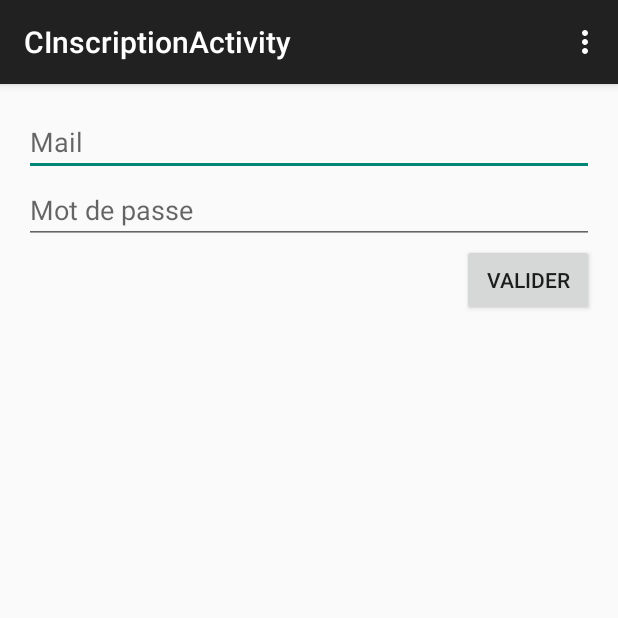
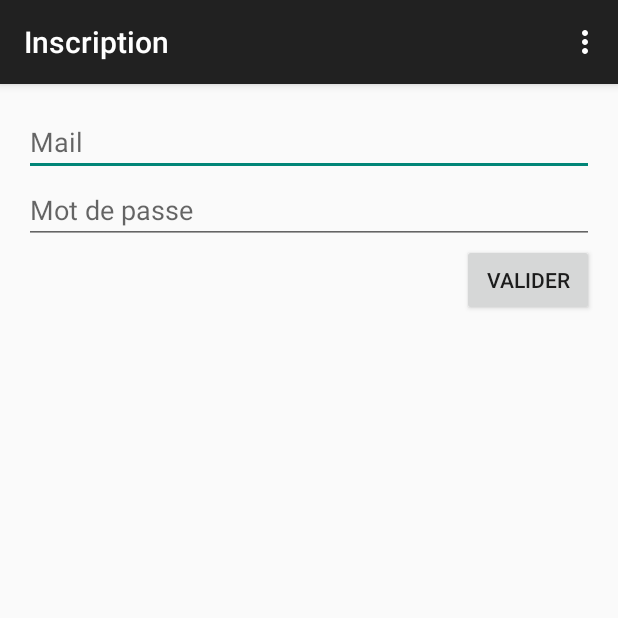
Before and after one commit to Smaylis13/ProjetM1, an Android app: the screen it shows after launch (CSubActivity), after a tap on an icon or button, on a phone screen of 412 x 824 dp, the top half of it. Run offline under Robolectric (Android 15) with nearby library versions, the phone set to English and light mode, and no system bars.

Commit message:
remplacement de ActionBarActivity (deprecated) par AppCompatActivity

```diff
--- a/Android/G3Vote/app/build.gradle
+++ b/Android/G3Vote/app/build.gradle
@@ -2,7 +2,7 @@ apply plugin: 'com.android.application'
 
 android {
     compileSdkVersion 21
-    buildToolsVersion "21.1.1"
+    buildToolsVersion "21.1.2"
 
     defaultConfig {
         applicationId "fr.univtln.m1dapm.g3.g3vote"
@@ -21,5 +21,5 @@ android {
 
 dependencies {
     compile fileTree(dir: 'libs', include: ['*.jar'])
-    compile 'com.android.support:appcompat-v7:21.0.3'
+    compile 'com.android.support:appcompat-v7:22.1.0'
 }
--- a/Android/G3Vote/app/src/main/AndroidManifest.xml
+++ b/Android/G3Vote/app/src/main/AndroidManifest.xml
@@ -5,7 +5,7 @@
     <application
         android:allowBackup="true"
         android:icon="@mipmap/ic_launcher"
-        android:theme="@style/AppTheme" >
+        android:theme="@style/Theme.AppCompat.Light.DarkActionBar" >
         <activity
             android:name=".Interface.CLoginActivity"
             android:label="@string/title_activity_clogin" >
--- a/Android/G3Vote/app/src/main/java/fr/univtln/m1dapm/g3/g3vote/Interface/CLoginActivity.java
+++ b/Android/G3Vote/app/src/main/java/fr/univtln/m1dapm/g3/g3vote/Interface/CLoginActivity.java
@@ -1,7 +1,7 @@
 package fr.univtln.m1dapm.g3.g3vote.Interface;
 
 import android.content.Intent;
-import android.support.v7.app.ActionBarActivity;
+import android.support.v7.app.AppCompatActivity;
 import android.os.Bundle;
 import android.view.Menu;
 import android.view.MenuItem;
@@ -9,7 +9,7 @@ import android.view.View;
 
 import fr.univtln.m1dapm.g3.g3vote.R;
 
-public class CLoginActivity extends ActionBarActivity {
+public class CLoginActivity extends AppCompatActivity {
 
     @Override
     protected void onCreate(Bundle savedInstanceState) {
--- a/Android/G3Vote/app/src/main/java/fr/univtln/m1dapm/g3/g3vote/Interface/CSubActivity.java
+++ b/Android/G3Vote/app/src/main/java/fr/univtln/m1dapm/g3/g3vote/Interface/CSubActivity.java
@@ -1,13 +1,14 @@
 package fr.univtln.m1dapm.g3.g3vote.Interface;
 
-import android.support.v7.app.ActionBarActivity;
+
 import android.os.Bundle;
+import android.support.v7.app.AppCompatActivity;
 import android.view.Menu;
 import android.view.MenuItem;
 
 import fr.univtln.m1dapm.g3.g3vote.R;
 
-public class CSubActivity extends ActionBarActivity {
+public class CSubActivity extends AppCompatActivity {
 
     @Override
     protected void onCreate(Bundle savedInstanceState) {
--- a/Android/G3Vote/app/src/main/res/values/strings.xml
+++ b/Android/G3Vote/app/src/main/res/values/strings.xml
@@ -3,11 +3,10 @@
 
     <string name="hello_world">Hello world!</string>
     <string name="action_settings">Settings</string>
-    <string name="title_activity_csuscribe">Inscription</string>
     <string name="mailInput">Mail</string>
     <string name="passwordInput" >Mot de passe</string>
     <string name="title_activity_clogin">Login</string>
-    <string name="title_activity_csub">CInscriptionActivity</string>
+    <string name="title_activity_csub">Inscription</string>
     <string name="mailHint">Mail</string>
     <string name="passHint">Mot de passe</string>
     <string name="bLogText">Se connecter</string>
--- a/Android/G3Vote/build.gradle
+++ b/Android/G3Vote/build.gradle
@@ -5,7 +5,7 @@ buildscript {
         jcenter()
     }
     dependencies {
-        classpath 'com.android.tools.build:gradle:1.1.0'
+        classpath 'com.android.tools.build:gradle:1.2.3'
 
         // NOTE: Do not place your application dependencies here; they belong
         // in the individual module build.gradle files
```
